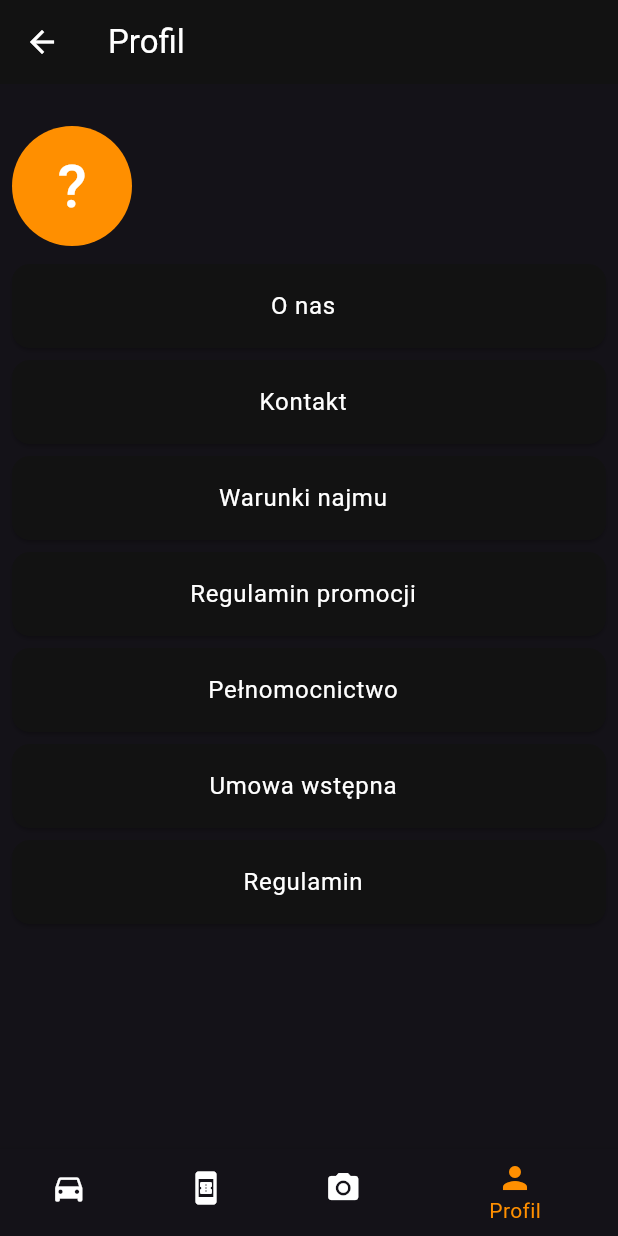
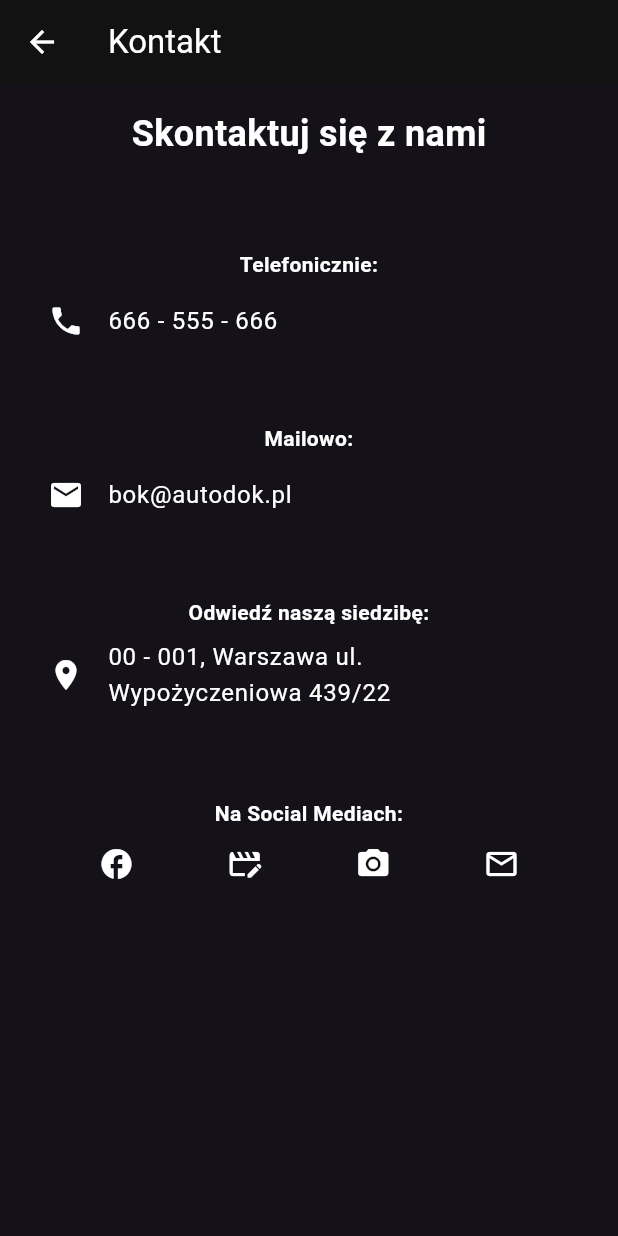
Before and after one commit to Karol0114/Car-Rental, a Flutter app: the HomeScreen screen opened directly, item 4 of the bottom bar chosen, after a tap on "Kontakt", on a phone screen of 412 x 824 dp. Run offline on Flutter 3.47's test engine with Material 3 defaults, Android fonts, the light colour scheme and no system bars; our stand-ins replace firebase_auth, firebase_core, table_calendar; accounts and stored records are empty.

Commit message:
Dodanie do podstorny profil funkcjonalnosci dla zakladek o nas, regulamin i kontakt, oraz sztywne dodanie kilku samochodow dla kazdego rodzaju w samochodach

```diff
--- /dev/null
+++ b/mobileapp_car_rental/lib/contact.dart
@@ -0,0 +1,121 @@
+import 'package:flutter/material.dart';
+import 'package:url_launcher/url_launcher.dart';
+
+class ContactPage extends StatelessWidget {
+  const ContactPage({Key? key}) : super(key: key);
+
+  void _launchURL(String url) async {
+    if (await canLaunch(url)) {
+      await launch(url);
+    } else {
+      throw 'Could not launch $url';
+    }
+  }
+
+  @override
+  Widget build(BuildContext context) {
+    return Scaffold(
+      appBar: AppBar(
+        title: const Text('Kontakt'),
+      ),
+      body: Padding(
+        padding: const EdgeInsets.all(16.0),
+        child: Column(
+          crossAxisAlignment: CrossAxisAlignment.start,
+          children: [
+            const Center(
+              child: Text(
+                'Skontaktuj się z nami',
+                style: TextStyle(
+                  fontWeight: FontWeight.bold,
+                  fontSize: 24.0,
+                ),
+              ),
+            ),
+            const SizedBox(height: 60),
+            const Center(
+              child: Text(
+                'Telefonicznie:',
+                style: TextStyle(
+                  fontWeight: FontWeight.bold,
+                ),
+                textAlign: TextAlign.center,
+              ),
+            ),
+            Center(
+              child: ListTile(
+                leading: const Icon(Icons.phone),
+                title: const Text('666 - 555 - 666'),
+                onTap: () => _launchURL('tel://666555666'), // Ustaw prawidłowy numer telefonu
+              ),
+            ),
+            const SizedBox(height: 40),
+            const Center(
+              child: Text(
+                'Mailowo:',
+                style: TextStyle(
+                  fontWeight: FontWeight.bold,
+                ),
+                textAlign: TextAlign.center,
+              ),
+            ),
+            Center(
+              child: ListTile(
+                leading: const Icon(Icons.email),
+                title: const Text('bok@autodok.pl'),
+                onTap: () => _launchURL('mailto:bok@autodok.pl'),
+              ),
+            ),
+            const SizedBox(height: 40),
+            const Center(
+              child: Text(
+                'Odwiedź naszą siedzibę:',
+                style: TextStyle(
+                  fontWeight: FontWeight.bold,
+                ),
+                textAlign: TextAlign.center,
+              ),
+            ),
+            const Center(
+              child: ListTile(
+                leading: Icon(Icons.location_on),
+                title: Text('00 - 001, Warszawa ul. Wypożyczeniowa 439/22'),
+              ),
+            ),
+            const SizedBox(height: 50),
+            const Center(
+              child: Text(
+                'Na Social Mediach:',
+                style: TextStyle(
+                  fontWeight: FontWeight.bold,
+                ),
+                textAlign: TextAlign.center,
+              ),
+            ),
+            Row(
+              mainAxisAlignment: MainAxisAlignment.spaceEvenly,
+              children: [
+                IconButton(
+                  icon: const Icon(Icons.facebook),
+                  onPressed: () => _launchURL('https://www.facebook.com/profile.php?id=61557221683378'), // Ustaw prawidłowy URL do Facebooka
+                ),
+                IconButton(
+                  icon: const Icon(Icons.movie_edit),
+                  onPressed: () => _launchURL('https://www.youtube.com/channel/UCGKKkhTzRmWEAg2ea_nUlNQ'), // Ustaw prawidłowy URL do YouTube
+                ),
+                IconButton(
+                  icon: const Icon(Icons.photo_camera),
+                  onPressed: () => _launchURL('https://www.instagram.com'), // Ustaw prawidłowy URL do Instagrama
+                ),
+                IconButton(
+                  icon: const Icon(Icons.mail_outline),
+                  onPressed: () => _launchURL('mailto:bok@autodok.pl'),
+                ),
+              ],
+            ),
+          ],
+        ),
+      ),
+    );
+  }
+}
--- a/mobileapp_car_rental/lib/profile_page.dart
+++ b/mobileapp_car_rental/lib/profile_page.dart
@@ -1,6 +1,9 @@
 import 'package:flutter/material.dart';
 import 'package:flutter/rendering.dart';
 import 'package:firebase_auth/firebase_auth.dart';
+import 'package:mobileapp_car_rental/about_us.dart';
+import 'package:mobileapp_car_rental/contact.dart';
+import 'package:mobileapp_car_rental/regulations_page.dart';
 import 'package:mobileapp_car_rental/reservation_page.dart';
 import 'package:mobileapp_car_rental/offer_page.dart';
 import 'package:mobileapp_car_rental/auth_screen/custom_bottom_nav_bar.dart';
@@ -104,7 +107,10 @@
                 child: ListTile(
                   title: Center(child: Text('O nas')),
                   onTap: () {
-
+                    Navigator.push(
+                      context,
+                      MaterialPageRoute(builder: (context) => const AboutUsPage()),
+                    );
                   },
                 ),
               ),
@@ -113,7 +119,10 @@
                 child: ListTile(
                   title: Center(child: Text('Kontakt')),
                   onTap: () {
-
+                    Navigator.push(
+                      context,
+                      MaterialPageRoute(builder: (context) => const ContactPage())
+                    );
                   },
                 ),
               ),
@@ -158,7 +167,10 @@
                 child: ListTile(
                   title: Center(child: Text('Regulamin')),
                   onTap: () {
-
+                    Navigator.push(
+                      context,
+                      MaterialPageRoute(builder: (context) => const RegulationsPage()),
+                    );
                   },
                 ),
               ),
--- a/mobileapp_car_rental/pubspec.yaml
+++ b/mobileapp_car_rental/pubspec.yaml
@@ -38,6 +38,7 @@
   firebase_auth: ^4.17.9
   firebase_core: ^2.27.1
   table_calendar: ^3.1.1
+  url_launcher: ^6.2.6
 
 dev_dependencies:
   flutter_test:
@@ -64,6 +65,7 @@
   # To add assets to your application, add an assets section, like this:
   assets:
     - assets/images/
+    - assets/images/audi_q8.png
   #   - images/a_dot_burr.jpeg
   #   - images/a_dot_ham.jpeg
 
```
Also changed, not shown: mobileapp_car_rental/lib/about_us.dart (added, +51 -0 lines), mobileapp_car_rental/lib/auth_screen/home_page.dart (+15 -15 lines), mobileapp_car_rental/lib/car_widget.dart (added, +78 -0 lines), mobileapp_car_rental/lib/cars_list_page.dart (added, +174 -0 lines), mobileapp_car_rental/lib/regulations_page.dart (added, +24 -0 lines), mobileapp_car_rental/assets/images/Porsche_panamera.png (added), mobileapp_car_rental/assets/images/audi_a7.png (added), mobileapp_car_rental/assets/images/audi_q8.png (added), mobileapp_car_rental/assets/images/bmw_m4.png (added), mobileapp_car_rental/assets/images/ferrari.png (added), mobileapp_car_rental/assets/images/maluch.jpg (added), mobileapp_car_rental/assets/images/mercedes.png (added), mobileapp_car_rental/assets/images/mercedes_cla.png (added), mobileapp_car_rental/assets/images/multipla.jpg (added), 2 more files, 5 other files.
